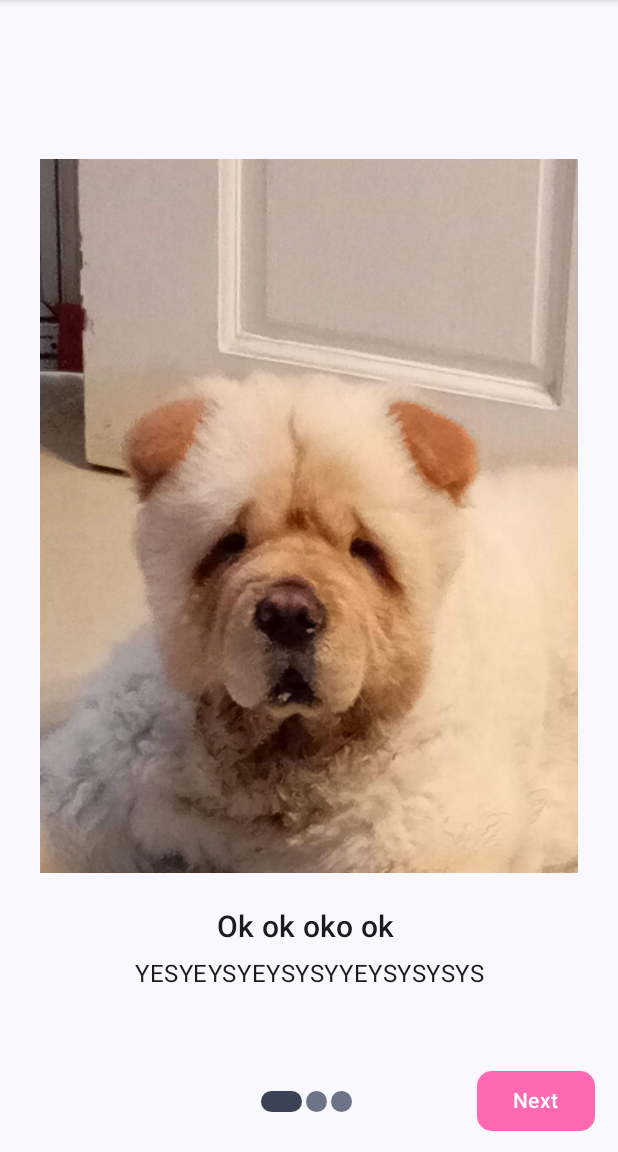
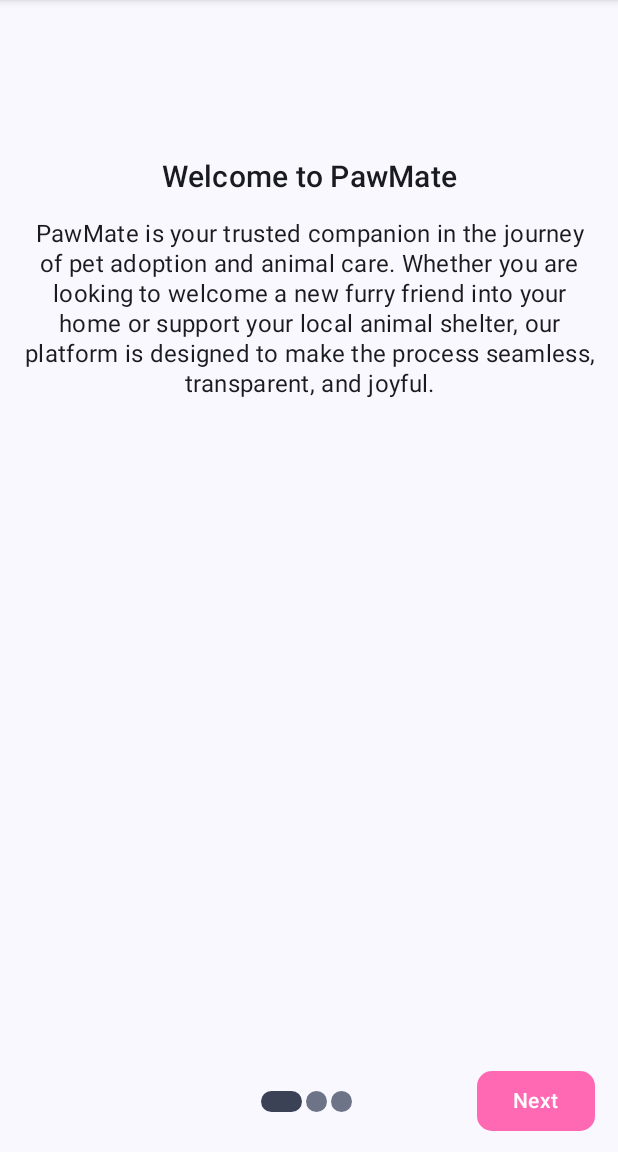
Before and after one commit to Mixcie-Lee/PawMate-ILS, an Android app built with Jetpack Compose: the screen it shows after launch (MainActivity), on a phone screen of 412 x 824 dp, the part 84-1236 px from its top. Run offline under Robolectric (Android 15) with nearby library versions, the light colour scheme and no system bars.

Commit message:
Image thing

```diff
--- a/app/src/main/java/com/example/pawmate_ils/onboard/OnboardingGraphUI.kt
+++ b/app/src/main/java/com/example/pawmate_ils/onboard/OnboardingGraphUI.kt
@@ -1,6 +1,5 @@
 package com.example.pawmate_ils.onboard
 
-import androidx.compose.foundation.Image
 import androidx.compose.foundation.layout.Arrangement
 import androidx.compose.foundation.layout.Column
 import androidx.compose.foundation.layout.Row
@@ -13,7 +12,6 @@ import androidx.compose.material3.Text
 import androidx.compose.runtime.Composable
 import androidx.compose.ui.Alignment
 import androidx.compose.ui.Modifier
-import androidx.compose.ui.res.painterResource
 import androidx.compose.ui.text.style.TextAlign
 import androidx.compose.ui.tooling.preview.Preview
 import androidx.compose.ui.unit.dp
@@ -29,14 +27,6 @@ fun OnboardingGraphUI(onboardingModel: OnboardingModel) {
     ) {
         Spacer(modifier = Modifier.size(50.dp)) // Top spacer
 
-        Image(
-            painter = painterResource(id = onboardingModel.image),
-            contentDescription = null,
-            modifier = Modifier
-                .size(500.dp)
-                .padding(bottom = 24.dp)
-        )
-
         Text(
             text = onboardingModel.title,
             fontSize = 20.sp,
@@ -46,30 +36,21 @@ fun OnboardingGraphUI(onboardingModel: OnboardingModel) {
             modifier = Modifier.fillMaxWidth()
         )
 
-        Spacer(
-            modifier = Modifier
-                .size(10.dp)
-        )
+        Spacer(modifier = Modifier.size(16.dp))
+
         Text(
             text = onboardingModel.description,
-            modifier = Modifier
-                .fillMaxWidth()
-                .padding(15.dp, 0.dp),
             fontSize = 16.sp,
             textAlign = TextAlign.Center,
-            style = MaterialTheme.typography.bodySmall,
-            color = MaterialTheme.colorScheme.onSurface,
+            style = MaterialTheme.typography.bodyMedium,
+            color = MaterialTheme.colorScheme.onBackground,
+            modifier = Modifier.fillMaxWidth()
         )
-
-        Spacer(
-            modifier = Modifier
-                .size(20.dp))
     }
 }
 
 @Composable
 fun OnboardChoose(
-    onboardingModel: OnboardingModel,
     onAdopterSelected: () -> Unit,
     onShelterOwnerSelected: () -> Unit
 ) {
@@ -109,9 +90,10 @@ fun OnboardChoose(
                 style = MaterialTheme.typography.bodyMedium
             )
 
-            Adopter(text = "Adopter") {
-                onAdopterSelected()
-            }
+            // TODO: Define Adopter composable or replace with a Button
+            // Adopter(text = "Adopter") {
+            //     onAdopterSelected()
+            // }
         }
 
         Spacer(modifier = Modifier.size(100.dp))
@@ -122,9 +104,10 @@ fun OnboardChoose(
             horizontalArrangement = Arrangement.SpaceBetween,
             verticalAlignment = Alignment.CenterVertically
         ) {
-            AnimShel(text = "Animal Shelter Owner") {
-                onShelterOwnerSelected()
-            }
+            // TODO: Define AnimShel composable or replace with a Button
+            // AnimShel(text = "Animal Shelter Owner") {
+            //     onShelterOwnerSelected()
+            // }
             Text(
                 text = "Animal Shelter Owner",
                 modifier = Modifier
@@ -134,29 +117,24 @@ fun OnboardChoose(
                 textAlign = TextAlign.Start,
                 style = MaterialTheme.typography.bodyMedium
             )
-
-
         }
     }
 }
 
-
-
 @Preview(showBackground = true)
 @Composable
 fun OnboardingGraphUIPreview1(){
-    OnboardingGraphUI(OnboardingModel.FirstPage)
+    OnboardingGraphUI(OnboardingData.onboardingItems[0])
 }
 @Preview(showBackground = true)
 @Composable
 fun OnboardingGraphUIPreview2(){
-    OnboardingGraphUI(OnboardingModel.SecondPage)
+    OnboardingGraphUI(OnboardingData.onboardingItems[1])
 }
 @Preview(showBackground = true)
 @Composable
 fun OnboardingGraphUIPreview3(){
     OnboardChoose(
-        onboardingModel = OnboardingModel.ThirdPage,
         onAdopterSelected = { },
         onShelterOwnerSelected = {}
     )
--- a/app/src/main/java/com/example/pawmate_ils/onboard/OnboardingModel.kt
+++ b/app/src/main/java/com/example/pawmate_ils/onboard/OnboardingModel.kt
@@ -1,29 +1,23 @@
 package com.example.pawmate_ils.onboard
 
+data class OnboardingModel(
+    val title: String,
+    val description: String
+)
 
-import androidx.annotation.DrawableRes
-
-import com.example.pawmate_ils.R
-
-open class OnboardingModel
-
-    (@DrawableRes val image: Int, val title: String, val description: String,)
-
-{
-    data object FirstPage: OnboardingModel(
-        image = R.drawable.kimmy,
-        title = "Ok ok oko ok ",
-        description = "YESYEYSYEYSYSYYEYSYSYSYS"
-
-    )
-    data object SecondPage: OnboardingModel(
-        image = R.drawable.kimmy,
-        title = "Ok ok oko ok ",
-        description = "YESYEYSYEYSYSYYEYSYSYSYS"
-    )
-    data object ThirdPage: OnboardingModel(
-        image = R.drawable.kimmy,
-        title = "Ok ok oko ok ",
-        description = "YESYEYSYEYSYSYYEYSYSYSYS"
+object OnboardingData {
+    val onboardingItems = listOf(
+        OnboardingModel(
+            title = "Welcome to PawMate",
+            description = "PawMate is your trusted companion in the journey of pet adoption and animal care. Whether you are looking to welcome a new furry friend into your home or support your local animal shelter, our platform is designed to make the process seamless, transparent, and joyful."
+        ),
+        OnboardingModel(
+            title = "For Animal Shelters & Rescues",
+            description = "Easily showcase your adoptable pets, manage inquiries, and connect with a community of passionate adopters. PawMate empowers shelters and rescues to reach more people, streamline operations, and ensure every animal finds a loving home."
+        ),
+        OnboardingModel(
+            title = "For Pet Adopters & Families",
+            description = "Discover a wide variety of pets waiting for a forever home. Browse detailed profiles, learn about each animal's story, and connect directly with shelters. PawMate is here to help you find the perfect companion and make adoption a rewarding experience."
+        )
     )
 }
--- a/app/src/main/java/com/example/pawmate_ils/onboard/OnboardingScreen.kt
+++ b/app/src/main/java/com/example/pawmate_ils/onboard/OnboardingScreen.kt
@@ -21,7 +21,7 @@ import com.example.pawmate_ils.ui.theme.PetPink
 @OptIn(ExperimentalFoundationApi::class)
 @Composable
 fun OnboardingScreen(onComplete: () -> Unit) {
-    val pages = listOf(OnboardingModel.FirstPage, OnboardingModel.SecondPage, OnboardingModel.ThirdPage)
+    val pages = OnboardingData.onboardingItems
     val pagerState = rememberPagerState(initialPage = 0) { pages.size }
 
     val buttonState = remember {
--- a/app/src/main/res/drawable/ic_launcher_foreground.xml
+++ /dev/null
@@ -1,30 +0,0 @@
-<vector xmlns:android="http://schemas.android.com/apk/res/android"
-    xmlns:aapt="http://schemas.android.com/aapt"
-    android:width="108dp"
-    android:height="108dp"
-    android:viewportWidth="108"
-    android:viewportHeight="108">
-    <path android:pathData="M31,63.928c0,0 6.4,-11 12.1,-13.1c7.2,-2.6 26,-1.4 26,-1.4l38.1,38.1L107,108.928l-32,-1L31,63.928z">
-        <aapt:attr name="android:fillColor">
-            <gradient
-                android:endX="85.84757"
-                android:endY="92.4963"
-                android:startX="42.9492"
-                android:startY="49.59793"
-                android:type="linear">
-                <item
-                    android:color="#44000000"
-                    android:offset="0.0" />
-                <item
-                    android:color="#00000000"
-                    android:offset="1.0" />
-            </gradient>
-        </aapt:attr>
-    </path>
-    <path
-        android:fillColor="#FFFFFF"
-        android:fillType="nonZero"
-        android:pathData="M65.3,45.828l3.8,-6.6c0.2,-0.4 0.1,-0.9 -0.3,-1.1c-0.4,-0.2 -0.9,-0.1 -1.1,0.3l-3.9,6.7c-6.3,-2.8 -13.4,-2.8 -19.7,0l-3.9,-6.7c-0.2,-0.4 -0.7,-0.5 -1.1,-0.3C38.8,38.328 38.7,38.828 38.9,39.228l3.8,6.6C36.2,49.428 31.7,56.028 31,63.928h46C76.3,56.028 71.8,49.428 65.3,45.828zM43.4,57.328c-0.8,0 -1.5,-0.5 -1.8,-1.2c-0.3,-0.7 -0.1,-1.5 0.4,-2.1c0.5,-0.5 1.4,-0.7 2.1,-0.4c0.7,0.3 1.2,1 1.2,1.8C45.3,56.528 44.5,57.328 43.4,57.328L43.4,57.328zM64.6,57.328c-0.8,0 -1.5,-0.5 -1.8,-1.2s-0.1,-1.5 0.4,-2.1c0.5,-0.5 1.4,-0.7 2.1,-0.4c0.7,0.3 1.2,1 1.2,1.8C66.5,56.528 65.6,57.328 64.6,57.328L64.6,57.328z"
-        android:strokeWidth="1"
-        android:strokeColor="#00000000" />
-</vector>
```
